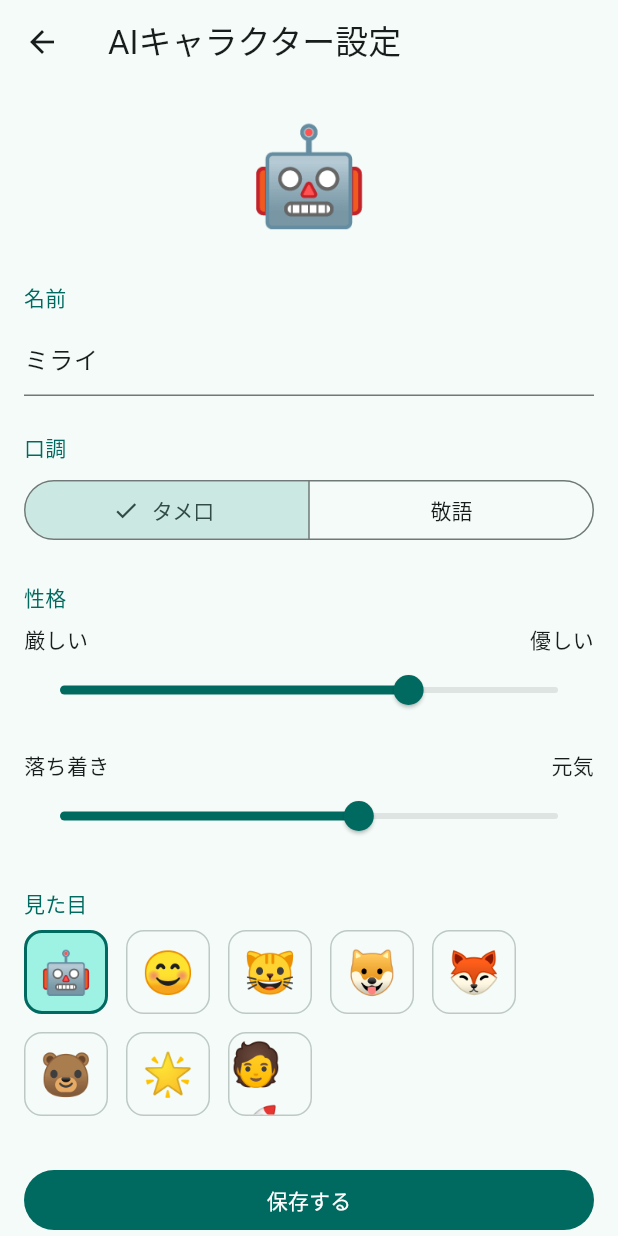
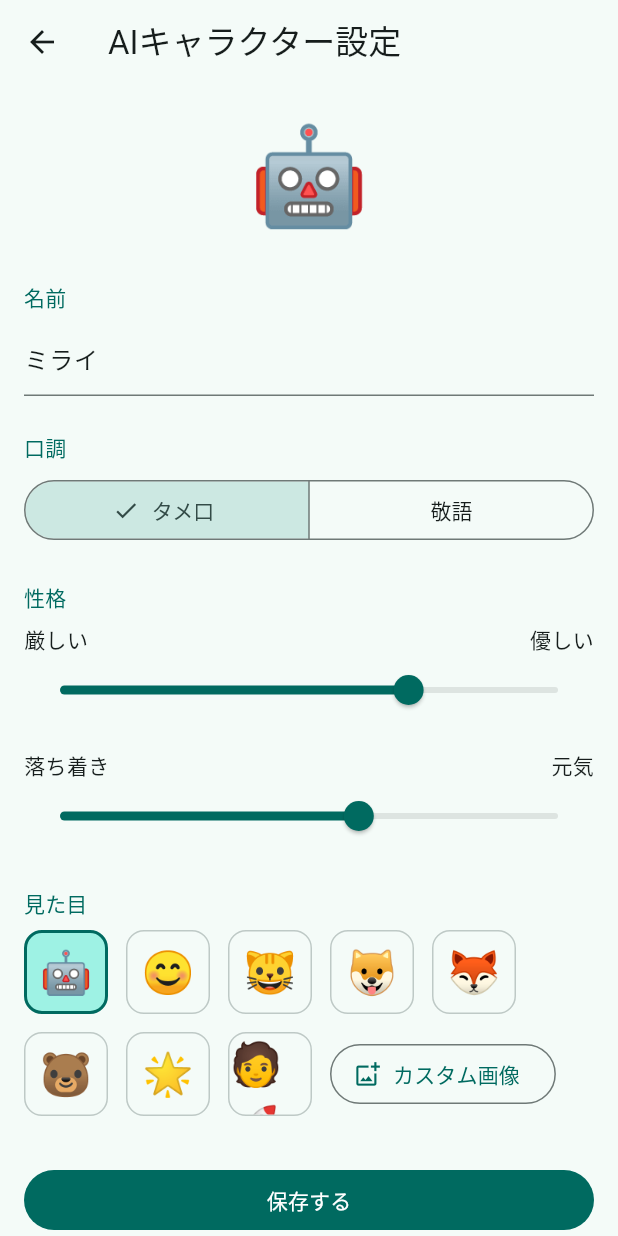
Before and after one commit to kanichang79-crypto/ai-life-support-app, a Flutter app: the VoiceChatScreen screen opened directly, after a tap on the "mic" icon, after a tap on the "tune" icon, on a phone screen of 412 x 824 dp. Run offline on Flutter 3.47's test engine with Material 3 defaults, Android fonts, the phone set to English and light mode, and no system bars; our stand-ins replace audioplayers, flutter_local_notifications, flutter_timezone, image_picker, shared_preferences, timezone; missing offline and left inert: record; accounts and stored records are empty.

Commit message:
AIキャラクターの見た目にカスタム画像アップロードを追加
写真ライブラリから選んだ画像をアバターに設定できるようにした。選択した画像は
アプリのドキュメントディレクトリにコピーして永続化し、次回起動時も引き継がれる。
見た目の選択肢一覧の末尾に「カスタム画像」ボタンを追加し、選択中の画像はプリセット
絵文字と同じ枠内にサムネイル表示される。会話画面のアバター表示もカスタム画像に対応。

Co-Authored-By: Claude Sonnet 5 <noreply@anthropic.com>
Claude-Session: https://claude.ai/code/session_01X4mqktauyPmyPwX2mv4HKP

```diff
--- a/lib/models/ai_character.dart
+++ b/lib/models/ai_character.dart
@@ -19,17 +19,36 @@ enum ToneStyle {
   }
 }
 
+/// AIキャラクターの見た目の種類。
+enum AvatarType {
+  /// プリセットの絵文字アイコン。
+  emoji,
+
+  /// 端末の写真ライブラリから選んだカスタム画像。
+  image;
+
+  static AvatarType fromName(String? name) {
+    return AvatarType.values.firstWhere(
+      (t) => t.name == name,
+      orElse: () => AvatarType.emoji,
+    );
+  }
+}
+
 /// ユーザーがカスタマイズするAIキャラクターの設定。
 ///
-/// 名前・口調・性格(優しさ/元気さのスライダー)・見た目(絵文字アイコン)を保持し、
-/// [buildSystemInstruction] でAIへの人格指定プロンプトに変換する。
+/// 名前・口調・性格(優しさ/元気さのスライダー)・見た目(絵文字アイコン、または
+/// 端末から選んだカスタム画像)を保持し、[buildSystemInstruction] でAIへの
+/// 人格指定プロンプトに変換する。
 class AiCharacter {
   const AiCharacter({
     this.name = 'ミライ',
     this.tone = ToneStyle.casual,
     this.kindness = 0.7,
     this.energy = 0.6,
+    this.avatarType = AvatarType.emoji,
     this.avatarEmoji = '🤖',
+    this.avatarImagePath,
   });
 
   /// キャラクターの名前(自由入力)。
@@ -44,8 +63,15 @@ class AiCharacter {
   /// 性格:元気さ。0.0(落ち着き)〜1.0(元気)。
   final double energy;
 
-  /// 見た目として使う絵文字アイコン。
+  /// 見た目の種類(絵文字/カスタム画像)。
+  final AvatarType avatarType;
+
+  /// 見た目として使う絵文字アイコン([avatarType]が[AvatarType.emoji]のとき使用)。
   final String avatarEmoji;
+
+  /// 見た目として使うカスタム画像の端末内保存パス
+  /// ([avatarType]が[AvatarType.image]のとき使用)。
+  final String? avatarImagePath;
 
   /// 見た目の選択肢(シンプルな絵文字ベース)。
   static const List<String> avatarOptions = [
@@ -64,14 +90,18 @@ class AiCharacter {
     ToneStyle? tone,
     double? kindness,
     double? energy,
+    AvatarType? avatarType,
     String? avatarEmoji,
+    String? avatarImagePath,
   }) {
     return AiCharacter(
       name: name ?? this.name,
       tone: tone ?? this.tone,
       kindness: kindness ?? this.kindness,
       energy: energy ?? this.energy,
+      avatarType: avatarType ?? this.avatarType,
       avatarEmoji: avatarEmoji ?? this.avatarEmoji,
+      avatarImagePath: avatarImagePath ?? this.avatarImagePath,
     );
   }
 
@@ -81,7 +111,9 @@ class AiCharacter {
       'tone': tone.name,
       'kindness': kindness,
       'energy': energy,
+      'avatarType': avatarType.name,
       'avatarEmoji': avatarEmoji,
+      'avatarImagePath': avatarImagePath,
     };
   }
 
@@ -91,7 +123,9 @@ class AiCharacter {
       tone: ToneStyle.fromName(json['tone'] as String?),
       kindness: (json['kindness'] as num?)?.toDouble() ?? 0.7,
       energy: (json['energy'] as num?)?.toDouble() ?? 0.6,
+      avatarType: AvatarType.fromName(json['avatarType'] as String?),
       avatarEmoji: json['avatarEmoji'] as String? ?? '🤖',
+      avatarImagePath: json['avatarImagePath'] as String?,
     );
   }
 
--- a/lib/screens/ai_character_settings_screen.dart
+++ b/lib/screens/ai_character_settings_screen.dart
@@ -1,4 +1,7 @@
+import 'dart:io';
+
 import 'package:flutter/material.dart';
+import 'package:image_picker/image_picker.dart';
 
 import '../models/ai_character.dart';
 import '../repositories/ai_character_repository.dart';
@@ -21,13 +24,17 @@ class _AiCharacterSettingsScreenState
     extends State<AiCharacterSettingsScreen> {
   final _repository = AiCharacterRepository();
   final _formKey = GlobalKey<FormState>();
+  final _imagePicker = ImagePicker();
   late final TextEditingController _nameController;
 
   late ToneStyle _tone;
   late double _kindness;
   late double _energy;
+  late AvatarType _avatarType;
   late String _avatarEmoji;
+  String? _avatarImagePath;
   bool _saving = false;
+  bool _pickingImage = false;
 
   @override
   void initState() {
@@ -36,13 +43,45 @@ class _AiCharacterSettingsScreenState
     _tone = widget.character.tone;
     _kindness = widget.character.kindness;
     _energy = widget.character.energy;
+    _avatarType = widget.character.avatarType;
     _avatarEmoji = widget.character.avatarEmoji;
+    _avatarImagePath = widget.character.avatarImagePath;
   }
 
   @override
   void dispose() {
     _nameController.dispose();
     super.dispose();
+  }
+
+  Future<void> _pickCustomImage() async {
+    setState(() => _pickingImage = true);
+    try {
+      final picked = await _imagePicker.pickImage(
+        source: ImageSource.gallery,
+        maxWidth: 512,
+        maxHeight: 512,
+        imageQuality: 85,
+      );
+      if (picked == null) return;
+
+      final savedPath = await _repository.saveAvatarImage(
+        picked.path,
+        previousImagePath: _avatarImagePath,
+      );
+      if (!mounted) return;
+      setState(() {
+        _avatarType = AvatarType.image;
+        _avatarImagePath = savedPath;
+      });
+    } catch (e) {
+      if (!mounted) return;
+      ScaffoldMessenger.of(context).showSnackBar(
+        SnackBar(content: Text('画像を選択できませんでした: $e')),
+      );
+    } finally {
+      if (mounted) setState(() => _pickingImage = false);
+    }
   }
 
   Future<void> _save() async {
@@ -54,7 +93,9 @@ class _AiCharacterSettingsScreenState
       tone: _tone,
       kindness: _kindness,
       energy: _energy,
+      avatarType: _avatarType,
       avatarEmoji: _avatarEmoji,
+      avatarImagePath: _avatarImagePath,
     );
     await _repository.save(character);
     if (!mounted) return;
@@ -71,10 +112,21 @@ class _AiCharacterSettingsScreenState
           padding: const EdgeInsets.all(16),
           children: [
             Center(
-              child: Text(
-                _avatarEmoji,
-                style: const TextStyle(fontSize: 64),
-              ),
+              child: _avatarType == AvatarType.image && _avatarImagePath != null
+                  ? ClipOval(
+                      child: Image.file(
+                        File(_avatarImagePath!),
+                        width: 88,
+                        height: 88,
+                        fit: BoxFit.cover,
+                        errorBuilder: (context, error, stackTrace) =>
+                            const Icon(Icons.broken_image, size: 64),
+                      ),
+                    )
+                  : Text(
+                      _avatarEmoji,
+                      style: const TextStyle(fontSize: 64),
+                    ),
             ),
             const SizedBox(height: 24),
             const _SectionLabel('名前'),
@@ -125,14 +177,48 @@ class _AiCharacterSettingsScreenState
             Wrap(
               spacing: 12,
               runSpacing: 12,
-              children: AiCharacter.avatarOptions.map((emoji) {
-                final isSelected = emoji == _avatarEmoji;
-                return _AvatarChoice(
-                  emoji: emoji,
-                  isSelected: isSelected,
-                  onTap: () => setState(() => _avatarEmoji = emoji),
-                );
-              }).toList(),
+              crossAxisAlignment: WrapCrossAlignment.center,
+              children: [
+                ...AiCharacter.avatarOptions.map((emoji) {
+                  final isSelected =
+                      _avatarType == AvatarType.emoji && emoji == _avatarEmoji;
+                  return _AvatarSlot(
+                    isSelected: isSelected,
+                    onTap: () => setState(() {
+                      _avatarType = AvatarType.emoji;
+                      _avatarEmoji = emoji;
+                    }),
+                    child: Text(emoji, style: const TextStyle(fontSize: 28)),
+                  );
+                }),
+                if (_avatarType == AvatarType.image && _avatarImagePath != null)
+                  _AvatarSlot(
+                    isSelected: true,
+                    onTap: _pickingImage ? null : _pickCustomImage,
+                    child: ClipRRect(
+                      borderRadius: BorderRadius.circular(10),
+                      child: Image.file(
+                        File(_avatarImagePath!),
+                        width: 56,
+                        height: 56,
+                        fit: BoxFit.cover,
+                        errorBuilder: (context, error, stackTrace) =>
+                            const Icon(Icons.broken_image),
+                      ),
+                    ),
+                  ),
+                OutlinedButton.icon(
+                  onPressed: _pickingImage ? null : _pickCustomImage,
+                  icon: _pickingImage
+                      ? const SizedBox(
+                          width: 16,
+                          height: 16,
+                          child: CircularProgressIndicator(strokeWidth: 2),
+                        )
+                      : const Icon(Icons.add_photo_alternate_outlined),
+                  label: const Text('カスタム画像'),
+                ),
+              ],
             ),
             const SizedBox(height: 32),
             FilledButton(
@@ -200,16 +286,17 @@ class _PersonalitySlider extends StatelessWidget {
   }
 }
 
-class _AvatarChoice extends StatelessWidget {
-  const _AvatarChoice({
-    required this.emoji,
+/// 見た目の選択肢1つ分の枠(絵文字・カスタム画像共通)。
+class _AvatarSlot extends StatelessWidget {
+  const _AvatarSlot({
+    required this.child,
     required this.isSelected,
     required this.onTap,
   });
 
-  final String emoji;
+  final Widget child;
   final bool isSelected;
-  final VoidCallback onTap;
+  final VoidCallback? onTap;
 
   @override
   Widget build(BuildContext context) {
@@ -229,7 +316,7 @@ class _AvatarChoice extends StatelessWidget {
           ),
           borderRadius: BorderRadius.circular(12),
         ),
-        child: Text(emoji, style: const TextStyle(fontSize: 28)),
+        child: child,
       ),
     );
   }
--- a/pubspec.yaml
+++ b/pubspec.yaml
@@ -53,6 +53,10 @@ dependencies:
   audioplayers: ^6.1.0
   # マイクからの音声録音(Speech-to-Text向けのPCM取得)に使用
   record: ^7.1.1
+  # AIキャラクターのカスタム画像を写真ライブラリから選択するために使用
+  image_picker: ^1.1.2
+  # 選択したカスタム画像を端末に永続保存するための保存先ディレクトリ取得に使用
+  path_provider: ^2.1.5
 
 dev_dependencies:
   flutter_test:
```
Also changed, not shown: lib/repositories/ai_character_repository.dart (+31 -0 lines), lib/screens/voice_chat_screen.dart (+31 -4 lines), 1 other file.
